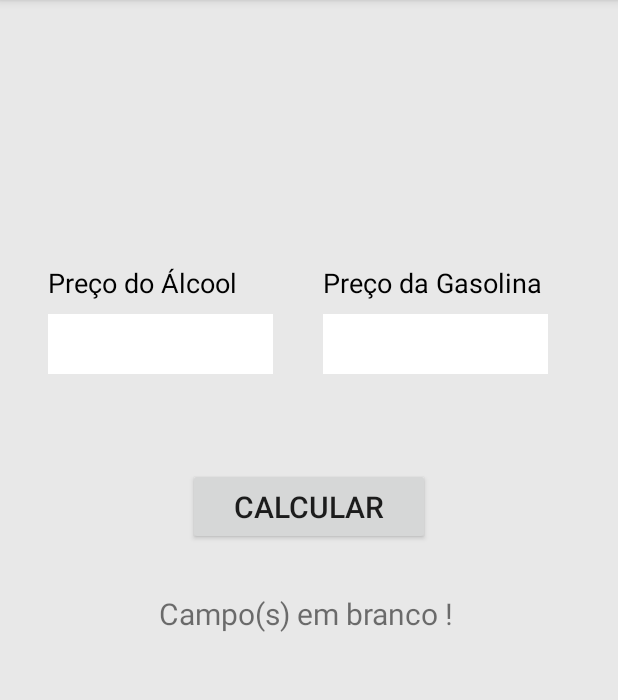
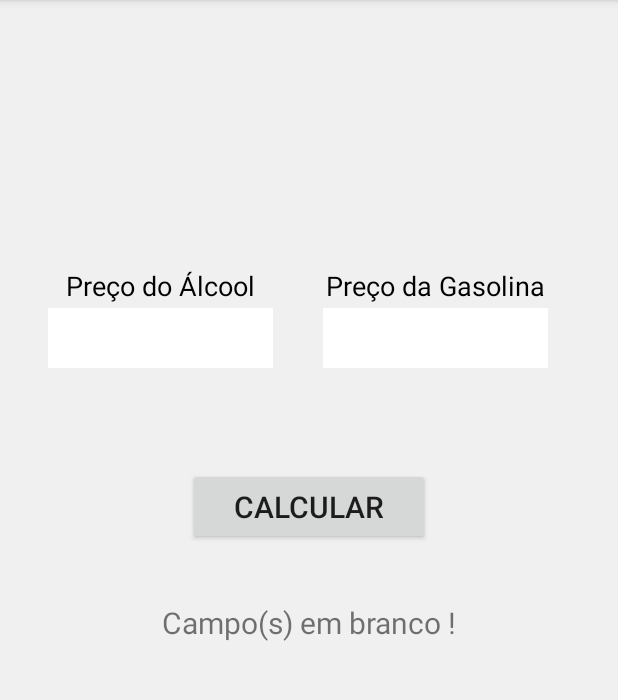
Before and after one commit to ulissesg/alcool-ou-gasolina, an Android app: the screen it shows after launch (MainActivity), after a tap on "CALCULAR", on a phone screen of 412 x 824 dp, the part 84-784 px from its top. Run offline under Robolectric (Android 15) with nearby library versions, the phone set to English and light mode, and no system bars.

Commit message:
bugs arrumados, icone arrumado e layout ajustado

```diff
--- a/app/src/main/java/com/example/calculadoradecombustivel/MainActivity.java
+++ b/app/src/main/java/com/example/calculadoradecombustivel/MainActivity.java
@@ -27,13 +27,17 @@ public class MainActivity extends AppCompatActivity {
         calcular.setOnClickListener(new View.OnClickListener() {
             @Override
             public void onClick(View v) {
+
                 String pAlcool = precoAlcool.getText().toString();
                 String pGasolina = precoGasolina.getText().toString();
 
-                Double valorAlcool = Double.parseDouble(pAlcool);
-                Double valorGasolina = Double.parseDouble(pGasolina);
+                if (pAlcool.length() < 1 || pGasolina.length() < 1){
 
-                if (valorAlcool > 0 && valorGasolina > 0){
+                    resultado.setText("Campo(s) em branco !");
+
+                }else{
+                    Double valorAlcool = Double.parseDouble(pAlcool);
+                    Double valorGasolina = Double.parseDouble(pGasolina);
 
                     Double res = valorAlcool / valorGasolina;
 
@@ -42,13 +46,7 @@ public class MainActivity extends AppCompatActivity {
                     }else{
                         resultado.setText("É melhor utilizar Gasolina !");
                     }
-
-                }else{
-
-                    resultado.setText("Campo(s) em branco !");
-
                 }
-
             }
         });
     }
--- a/app/src/main/res/layout/activity_main.xml
+++ b/app/src/main/res/layout/activity_main.xml
@@ -30,9 +30,13 @@
         android:layout_marginStart="32dp"
         android:layout_marginLeft="32dp"
         android:layout_marginTop="176dp"
+        android:gravity="center"
         android:text="Preço do Álcool"
+        android:textAllCaps="false"
         android:textColor="@android:color/background_dark"
+        android:textColorLink="@android:color/black"
         android:textSize="18sp"
+        app:autoSizeMinTextSize="?attr/listPreferredItemPaddingRight"
         app:layout_constraintStart_toStartOf="parent"
         app:layout_constraintTop_toTopOf="parent" />
 
@@ -45,6 +49,7 @@
         android:layout_marginTop="176dp"
         android:layout_marginEnd="8dp"
         android:layout_marginRight="8dp"
+        android:gravity="center"
         android:text="Preço da Gasolina"
         android:textColor="@android:color/background_dark"
         android:textSize="18sp"
@@ -62,6 +67,7 @@
         android:layout_marginTop="32dp"
         android:layout_marginEnd="8dp"
         android:layout_marginRight="8dp"
+        android:gravity="center"
         android:textSize="20sp"
         app:layout_constraintEnd_toEndOf="parent"
         app:layout_constraintStart_toStartOf="parent"
@@ -73,12 +79,10 @@
         android:layout_height="40dp"
         android:layout_marginStart="32dp"
         android:layout_marginLeft="32dp"
-        android:layout_marginTop="4dp"
         android:background="@android:color/background_light"
         android:ems="10"
         android:inputType="numberDecimal"
-        android:selectAllOnFocus="false"
-        android:singleLine="false"
+        android:theme="@style/Animation.AppCompat.Tooltip"
         app:layout_constraintStart_toStartOf="parent"
         app:layout_constraintTop_toBottomOf="@+id/alcool" />
 
@@ -88,7 +92,6 @@
         android:layout_height="40dp"
         android:layout_marginStart="8dp"
         android:layout_marginLeft="8dp"
-        android:layout_marginTop="4dp"
         android:layout_marginEnd="8dp"
         android:layout_marginRight="8dp"
         android:background="@android:color/background_light"
--- a/app/src/main/res/values/colors.xml
+++ b/app/src/main/res/values/colors.xml
@@ -1,6 +1,6 @@
 <?xml version="1.0" encoding="utf-8"?>
 <resources>
     <color name="colorPrimary">#64DD17</color>
-    <color name="colorPrimaryDark">#64DD17</color>
-    <color name="colorAccent">#E8E8E8</color>
+    <color name="colorPrimaryDark">#63BB16</color>
+    <color name="colorAccent">#F0F0F0</color>
 </resources>
```
Also changed, not shown: app/src/main/ic_launcher-web.png, app/src/main/res/mipmap-hdpi/ic_launcher.png, app/src/main/res/mipmap-hdpi/ic_launcher_foreground.png, app/src/main/res/mipmap-hdpi/ic_launcher_round.png, app/src/main/res/mipmap-mdpi/ic_launcher.png, app/src/main/res/mipmap-mdpi/ic_launcher_foreground.png, app/src/main/res/mipmap-mdpi/ic_launcher_round.png, app/src/main/res/mipmap-xhdpi/ic_launcher.png, app/src/main/res/mipmap-xhdpi/ic_launcher_foreground.png, app/src/main/res/mipmap-xhdpi/ic_launcher_round.png, app/src/main/res/mipmap-xxhdpi/ic_launcher.png, app/src/main/res/mipmap-xxhdpi/ic_launcher_foreground.png, app/src/main/res/mipmap-xxhdpi/ic_launcher_round.png, app/src/main/res/mipmap-xxxhdpi/ic_launcher.png, 2 more files.
